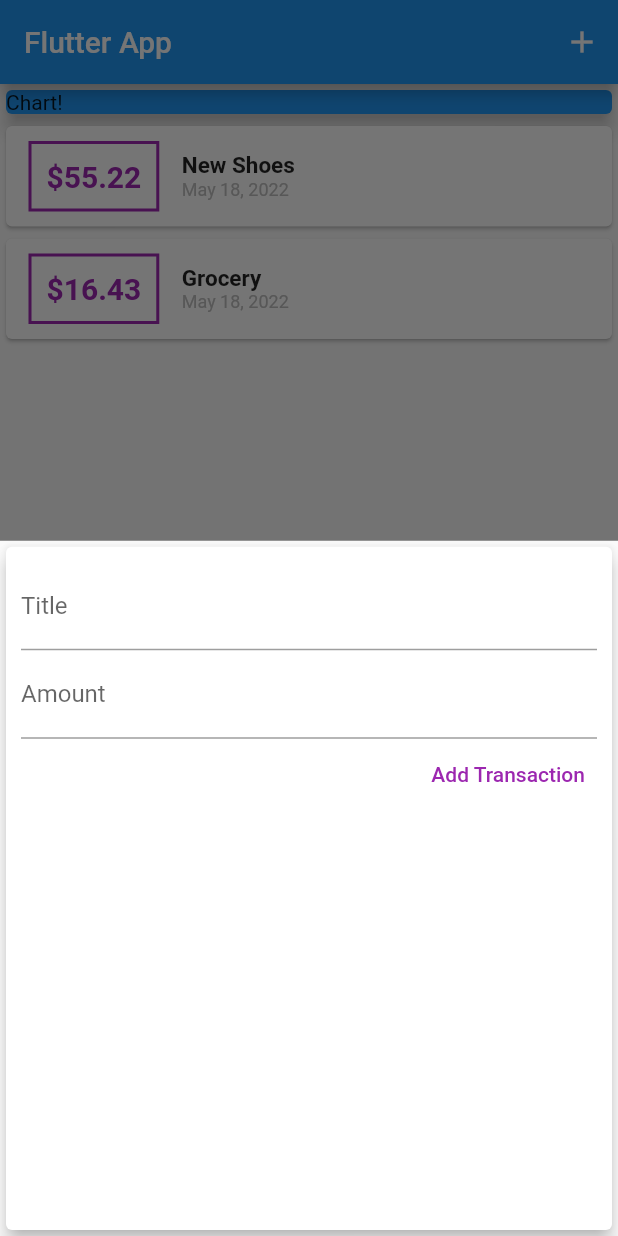
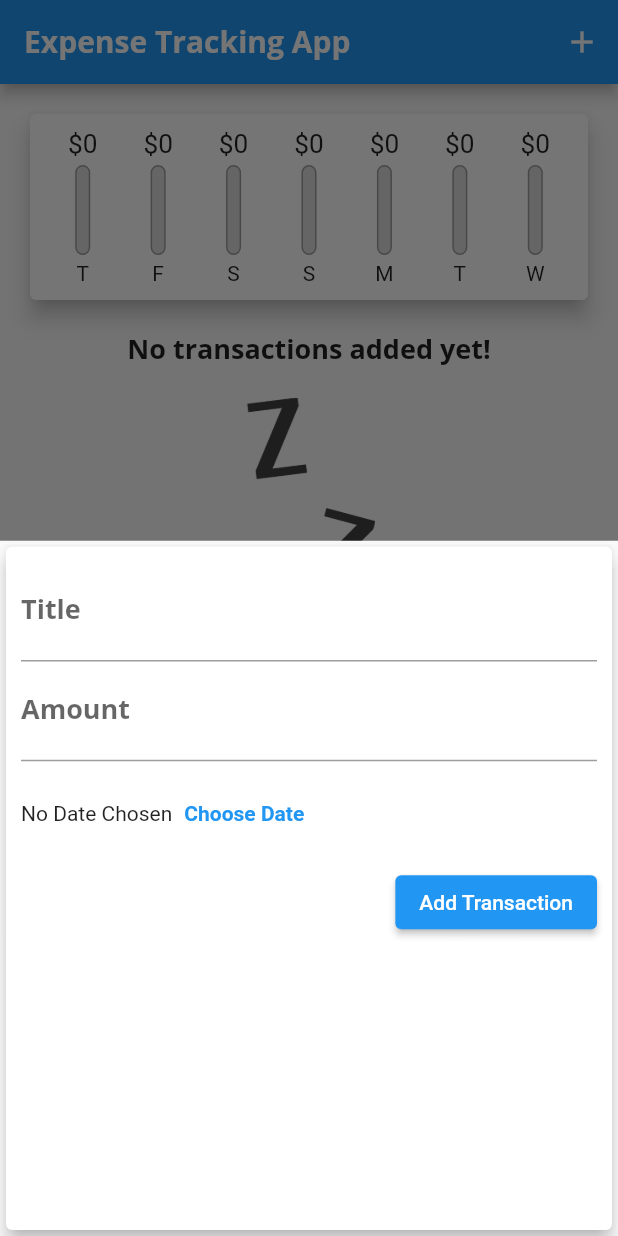
Before and after one commit to hjk1996/udemy_budget_manager_app, a Flutter app: the screen it shows after launch, after a tap on the "add" icon, on a phone screen of 412 x 824 dp. Run offline on Flutter 3.47's test engine with Material 2 defaults, Android fonts, the phone set to English and light mode, and no system bars.

Commit message:
course ends

```diff
--- a/lib/main.dart
+++ b/lib/main.dart
@@ -1,7 +1,8 @@
 import 'package:flutter/material.dart';
-import 'package:udemy_budget_tracking_app/widgets/new_transaction.dart';
-import 'package:udemy_budget_tracking_app/widgets/transaction_list.dart';
 
+import './widgets/chart.dart';
+import './widgets/new_transaction.dart';
+import './widgets/transaction_list.dart';
 import './models/transaction.dart';
 
 void main() => runApp(MyApp());
@@ -11,6 +12,29 @@ class MyApp extends StatelessWidget {
   Widget build(BuildContext context) {
     return MaterialApp(
       title: 'Expense Tracking App',
+      // theme arg를 통해서 app 전체의 테마를 정해줄 수 있음.
+      // 색상, 폰트 등등..
+      theme: ThemeData(
+          // primarySwatch는 theme의 색상으로 사용할 색깔의 집합이라고 볼 수 있음.
+          // theme 색상을 변경하면 맞물려서 설정한 색이 모두 변경됨.
+          primarySwatch: Colors.blue,
+          // colorScheme을 통해 예비색을 설정할 수 있음.
+          colorScheme: ColorScheme.fromSwatch().copyWith(secondary: Colors.red),
+          errorColor: Colors.red,
+          // pubspec.yaml 파일에서 설정해준 font를 사용할 수 있음.
+          fontFamily: 'Quicksand',
+          textTheme: ThemeData.light().textTheme.copyWith(
+              titleMedium: TextStyle(
+                  fontFamily: 'OpenSans',
+                  fontWeight: FontWeight.bold,
+                  fontSize: 18)),
+          // appBar에 대한 theme만 별도로 설정해줄 수도 있음.
+          appBarTheme: AppBarTheme(
+              titleTextStyle: TextStyle(
+                  fontFamily: 'OpenSans',
+                  fontSize: 20,
+                  fontWeight: FontWeight.bold))),
+
       home: MyHomePage(),
     );
   }
@@ -22,27 +46,23 @@ class MyHomePage extends StatefulWidget {
 }
 
 class _MyHomePageState extends State<MyHomePage> {
-  final List<Transaction> _userTransactions = [
-    Transaction(
-      id: 't1',
-      title: 'New Shoes',
-      amount: 55.22,
-      date: DateTime.now(),
-    ),
-    Transaction(
-      id: 't2',
-      title: 'Grocery',
-      amount: 16.43,
-      date: DateTime.now(),
-    ),
-  ];
+  final List<Transaction> _userTransactions = [];
 
-  void _addNewTransaction(String title, double amount) {
+  // 최근 일주일에 추가된 Transaction들
+  List<Transaction> get _recentTransactions {
+    // True를 반환하는 tx로만 리스트를 필터링함.
+    return _userTransactions.where((tx) {
+      // 지난 일주일의 Transaction인지 확인함.
+      return tx.date.isAfter(DateTime.now().subtract(Duration(days: 7)));
+    }).toList();
+  }
+
+  void _addNewTransaction(String title, double amount, DateTime chosenDate) {
     final newTx = Transaction(
         id: DateTime.now().toString(),
         title: title,
         amount: amount,
-        date: DateTime.now());
+        date: chosenDate);
     setState(() {
       _userTransactions.add(newTx);
     });
@@ -61,11 +81,19 @@ class _MyHomePageState extends State<MyHomePage> {
     );
   }
 
+  void _deleteTransaction(String id) {
+    setState(() {
+      _userTransactions.removeWhere((transaction) => transaction.id == id);
+    });
+  }
+
   @override
   Widget build(BuildContext context) {
     return Scaffold(
       appBar: AppBar(
-        title: Text('Flutter App'),
+        title: Text(
+          'Expense Tracking App',
+        ),
         actions: <Widget>[
           IconButton(
             icon: Icon(Icons.add),
@@ -81,19 +109,8 @@ class _MyHomePageState extends State<MyHomePage> {
           mainAxisAlignment: MainAxisAlignment.start,
           crossAxisAlignment: CrossAxisAlignment.stretch,
           children: <Widget>[
-            Container(
-              width: double.infinity,
-              // Card의 크기는 parent의 크기가 명백하게 설정되어 있지 않으면,
-              // child의 크기에 따라 결정된다.
-              child: Card(
-                color: Colors.blue,
-                child: Container(
-                  child: Text('Chart!'),
-                ),
-                elevation: 5,
-              ),
-            ),
-            TransactionList(_userTransactions),
+            Chart(_recentTransactions),
+            TransactionList(_userTransactions, _deleteTransaction),
           ],
         ),
       ),
--- /dev/null
+++ b/lib/widgets/chart.dart
@@ -0,0 +1,78 @@
+import 'package:flutter/material.dart';
+import 'package:intl/intl.dart';
+
+import '../models/transaction.dart';
+import './chart_bar.dart';
+
+class Chart extends StatelessWidget {
+  final List<Transaction> recentTransactions;
+
+  Chart(this.recentTransactions);
+
+  // getter
+  List<Map> get groupedTransactionValues {
+    return List.generate(7, (index) {
+      // subtract는 빼기임.
+      // 현재 시점에서부터 index 일만큼 빼줌
+      final weekDay = DateTime.now().subtract(
+        Duration(days: index),
+      );
+
+      double totalSum = 0.0;
+
+      for (var i = 0; i < recentTransactions.length; i++) {
+        if (recentTransactions[i].date.day == weekDay.day &&
+            recentTransactions[i].date.month == weekDay.month &&
+            recentTransactions[i].date.year == weekDay.year) {
+          totalSum += recentTransactions[i].amount;
+        }
+      }
+
+      // DateFormat.E는 DateTime 객체를 축약된 요일 문자열로 바꿔줌.
+      // 예를 들면. 목요일 -> Thu.
+      return {
+        'day': DateFormat.E().format(weekDay).substring(0, 1),
+        'amount': totalSum
+      };
+    }).reversed.toList();
+  }
+
+  double get totalSpending {
+    // List에서 fold는 누적합을 구하기 위해서 사용함.
+    // 첫번째 arg는 시작값이고, 두번째 arg는
+    return groupedTransactionValues.fold(0.0, (sum, item) {
+      return sum + item['amount'];
+    });
+  }
+
+  @override
+  Widget build(BuildContext context) {
+    return Card(
+      elevation: 6,
+      margin: EdgeInsets.all(20),
+      child: Padding(
+        padding: EdgeInsets.all(10),
+        child: Row(
+          children: <Widget>[
+            ...groupedTransactionValues.map(
+              // Flexible widget을 통해 Row의 각 아이템이 같은 공간을 가지게 한다.
+              // Flexible widget은 Row나 Column과 같이 여러 아이템을 받는 widget에서 사용할 수 있다.
+              (d) => Flexible(
+                // Flexible의 fit을 tight로 설정해주면 Row의 아이템들이 남은 공간을 차지하도록 강제로 늘리고
+                // fit을 loose로 설정하면 Row의 아이템들이 필요한 공간만 차지하게 된다.
+                fit: FlexFit.tight,
+                child: ChartBar(
+                  label: d['day'],
+                  spendingAmount: d['amount'],
+                  spendingPctOfTotal:
+                      totalSpending == 0.0 ? 0.0 : d['amount'] / totalSpending,
+                ),
+              ),
+            )
+          ],
+          mainAxisAlignment: MainAxisAlignment.spaceAround,
+        ),
+      ),
+    );
+  }
+}
--- /dev/null
+++ b/lib/widgets/chart_bar.dart
@@ -0,0 +1,59 @@
+import 'package:flutter/material.dart';
+
+class ChartBar extends StatelessWidget {
+  final String label;
+  final double spendingAmount;
+  final double spendingPctOfTotal;
+
+  ChartBar({
+    required this.label,
+    required this.spendingAmount,
+    required this.spendingPctOfTotal,
+  });
+
+  @override
+  Widget build(BuildContext context) {
+    return Column(
+      children: <Widget>[
+        // FittedBox는 container의 사이즈에 fit하게 알아서 child의 크기를 조정함.
+        Container(
+            height: 20,
+            child: FittedBox(
+                child: Text('\$${spendingAmount.toStringAsFixed(0)}'))),
+        SizedBox(
+          height: 4,
+        ),
+        Container(
+          height: 60,
+          width: 10,
+          // Stack Widget은 widget을 겹쳐서 렌더링할 수 있게 해주는 widget임.
+
+          child: Stack(
+            children: <Widget>[
+              Container(
+                decoration: BoxDecoration(
+                  border: Border.all(color: Colors.grey, width: 1.0),
+                  color: Color.fromRGBO(220, 220, 220, 1),
+                  borderRadius: BorderRadius.circular(10),
+                ),
+              ),
+              FractionallySizedBox(
+                heightFactor: spendingPctOfTotal,
+                child: Container(
+                  decoration: BoxDecoration(
+                    color: Theme.of(context).primaryColor,
+                    borderRadius: BorderRadius.circular(10),
+                  ),
+                ),
+              )
+            ],
+          ),
+        ),
+        SizedBox(
+          height: 4,
+        ),
+        Text(label),
+      ],
+    );
+  }
+}
--- a/lib/widgets/new_transaction.dart
+++ b/lib/widgets/new_transaction.dart
@@ -1,4 +1,5 @@
 import 'package:flutter/material.dart';
+import 'package:intl/intl.dart';
 
 class NewTransaction extends StatefulWidget {
   final Function handlePress;
@@ -9,26 +10,57 @@ class NewTransaction extends StatefulWidget {
   State<NewTransaction> createState() => _NewTransactionState();
 }
 
+//Controller의 state가 변하므로 StatefulWidget으로 만들어줘야함.
 class _NewTransactionState extends State<NewTransaction> {
   // Controller는 입력 필드의 입력을 관리해주는 역할을 함.
   // input에 대한 state를 관리함.
-  final titleController = TextEditingController();
-  final amountController = TextEditingController();
+  final _titleController = TextEditingController();
+  final _amountController = TextEditingController();
+  DateTime? _selectedDate;
 
-  void submitData() {
-    final enteredTitle = titleController.text;
-    final enteredAmount = double.parse(amountController.text);
+  void _submitData() {
+    if (_amountController.text.isEmpty) {
+      return;
+    }
 
-    if (enteredTitle.isEmpty || enteredAmount <= 0) {
+    final enteredTitle = _titleController.text;
+    final enteredAmount = double.parse(_amountController.text);
+
+    if (enteredTitle.isEmpty || enteredAmount <= 0 || _selectedDate == null) {
       return;
     }
 
     // NewTransaction과 _NewTransactionState가 연결되어 있으므로
     // widget을 통해 NewTransaction의 method와 property에 접근할 수 있음.
-    widget.handlePress(enteredTitle, enteredAmount);
+    widget.handlePress(enteredTitle, enteredAmount, _selectedDate);
 
     // 가장 위의 스크린(widget)을 닫음.
+    // context argumnet 역시 widget과 마찬가지로 StatefulWidget과 연결되어 있어서 사용할 수 있음.
     Navigator.of(context).pop();
+  }
+
+  void _presentDatePicker() {
+    // showDatePicker 함수는 future임.
+    // 왜냐하면 창만 띄웠지 값을 반환하는 것은 유저가 submit해야 하기 떄문에.
+    // 따라서 then을 사용해서 비동기 처리를 해줄 수 있음.
+    showDatePicker(
+      context: context,
+      // DatePicker창 열었을 때 처음 선택되어 있는 date
+      initialDate: DateTime.now(),
+      // DatePicker 창에서 선택할 수 있는 가장 빠른 date
+      firstDate: DateTime(2015),
+      // DatePicker 창에서 선택할 수 있는 가장 느린 date
+      lastDate: DateTime.now(),
+    ).then(
+      (value) {
+        if (value == null) {
+          return;
+        }
+        setState(() {
+          _selectedDate = value;
+        });
+      },
+    );
   }
 
   @override
@@ -44,21 +76,47 @@ class _NewTransactionState extends State<NewTransaction> {
             TextField(
               decoration: InputDecoration(labelText: 'Title'),
               // controller를 전달해주면 해당 컨트롤러가 입력을 관리해줌.
-              controller: titleController,
-              onSubmitted: (_) => submitData(),
+              controller: _titleController,
+              onSubmitted: (_) => _submitData(),
             ),
             TextField(
               decoration: InputDecoration(labelText: 'Amount'),
-              controller: amountController,
+              controller: _amountController,
               // TextField의 keyboardType 인자를 통해 어떤 종류의 키보드가 팝업될 것인지 정할 수 있음.
               keyboardType: TextInputType.number,
               // onSubmitted는 String value를 받는 void callback을 기대하고 있음.
-              onSubmitted: (_) => submitData(),
+              onSubmitted: (_) => _submitData(),
             ),
-            TextButton(
-              child: Text('Add Transaction'),
-              style: TextButton.styleFrom(primary: Colors.purple),
-              onPressed: submitData,
+            Container(
+              height: 70,
+              child: Row(
+                children: <Widget>[
+                  // null이 아닌지 조건문을 통해서 체크하므로 !을 붙여서 null이 아니란 것을 보증해줄 수 있음.
+                  Text(_selectedDate == null
+                      ? 'No Date Chosen'
+                      : DateFormat.yMd().format(_selectedDate!)),
+                  TextButton(
+                    style: TextButton.styleFrom(
+                      primary: Theme.of(context).primaryColor,
+                    ),
+                    child: Text(
+                      'Choose Date',
+                      style: TextStyle(fontWeight: FontWeight.bold),
+                    ),
+                    onPressed: _presentDatePicker,
+                  )
+                ],
+              ),
+            ),
+            ElevatedButton(
+              child: Text(
+                'Add Transaction',
+                style: TextStyle(color: Colors.white),
+              ),
+              style: TextButton.styleFrom(
+                primary: Theme.of(context).primaryColor,
+              ),
+              onPressed: _submitData,
             ),
           ],
         ),
--- a/lib/widgets/transaction_list.dart
+++ b/lib/widgets/transaction_list.dart
@@ -5,13 +5,14 @@ import '../models/transaction.dart';
 
 class TransactionList extends StatelessWidget {
   final List<Transaction> userTransactions;
+  final Function deleteTransaction;
 
-  TransactionList(this.userTransactions);
+  TransactionList(this.userTransactions, this.deleteTransaction);
 
   @override
   Widget build(BuildContext context) {
     return Container(
-      height: 300,
+      height: 450,
       // ListView는 Column과 SingleChildScrollView가 합쳐진 위젯이라고 생각하면 편함.
       // ListView는 default size가 infinite이기 때문에
       // 상위 위젯에서 너비나 높이를 설정해줘야함.
@@ -19,57 +20,60 @@ class TransactionList extends StatelessWidget {
       // ListView.builder()는 visible한 item만 render 한다는 차이점이 있음.
       // 길이수가 확정되어 있지 않고 긴 리스트가 예상될 경우 ListView.builder를 사용하는 것이 좋고
       // 리스트가 길지 않고 리스트에 있는 아이템의 수가 몇개인지 사전에 파악가능한 경우 그냥 ListView를 사용하는 것이 좋음.
-      child: ListView.builder(
+      child: userTransactions.isEmpty
+          ? Column(
+              children: <Widget>[
+                Text(
+                  'No transactions added yet!',
+                  style: Theme.of(context).textTheme.titleMedium,
+                ),
+                // 스페이싱을 위한 빈상자.
+                SizedBox(
+                  height: 20,
+                ),
+                Container(
+                    // fit을 BoxFit.cover로 설정해주면서 Image를 감싸고 있는 Container 크기로
+                    // 이미지 사이즈를 변경할 수 있음.
+                    child: Image.asset(
+                  'assets/images/waiting.png',
+                  fit: BoxFit.cover,
+                  height: 200,
+                ))
+              ],
+            )
+          : ListView.builder(
               // itemBuilder는 리스트 안의 각 item을 어떻게 각기 렌더링할까 정해주는 함수를 전달해줘야함.
               itemBuilder: (ctx, idx) {
                 return Card(
-            child: Row(children: <Widget>[
-              // Container는 content의 크기에 따라 크기가 변함.
-              Container(
-                // EdgeInsets는 padding이나 margin을 설정하기 위해 사용함.
                   margin: EdgeInsets.symmetric(
-                  vertical: 10,
-                  horizontal: 15,
+                    vertical: 8,
+                    horizontal: 5,
                   ),
-                decoration: BoxDecoration(
-                    border: Border.all(
-                  color: Colors.purple,
-                  width: 2,
-                )),
-                padding: EdgeInsets.all(10),
-                child: Text(
-                  // toStringAsFixed는 소수점 둘째 자리까지 반올림한 숫자를 String을 반환함.
-                  '\$${userTransactions[idx].amount.toStringAsFixed(2)}',
-                  style: TextStyle(
-                    fontWeight: FontWeight.bold,
-                    fontSize: 20,
-                    color: Colors.purple,
+                  elevation: 5,
+                  child: ListTile(
+                    // leading은 최자측 아이콘
+                    leading: CircleAvatar(
+                      radius: 30,
+                      child: Padding(
+                        padding: EdgeInsets.all(6),
+                        child: FittedBox(
+                            child: Text('\$${userTransactions[idx].amount}')),
                       ),
                     ),
-              ),
-              Column(
-                children: <Widget>[
-                  Text(
-                    userTransactions[idx].title,
-                    style: TextStyle(
-                      fontWeight: FontWeight.bold,
-                      fontSize: 15,
+                    // title은 중앙의 메인 텍스트
+                    title: Text(userTransactions[idx].title,
+                        style: Theme.of(context).textTheme.titleMedium),
+                    // subtitle은 메인 텍스트 밑에 있는 서브텍스트
+                    subtitle: Text(
+                        DateFormat.yMMMd().format(userTransactions[idx].date)),
+                    trailing: IconButton(
+                      icon: Icon(Icons.delete),
+                      color: Theme.of(context).errorColor,
+                      onPressed: () {
+                        deleteTransaction(userTransactions[idx].id);
+                      },
                     ),
                   ),
-                  Text(
-                    //intl의 DateFormat package
-                    // 자세한 포맷은 아래 링크에서 확인
-                    // https://pub.dev/documentation/intl/latest/intl/DateFormat-class.html
-                    DateFormat.yMMMMd().format(userTransactions[idx].date),
-                    style: TextStyle(
-                      fontSize: 12,
-                      color: Colors.grey[400],
-                    ),
-                  )
-                ],
-                crossAxisAlignment: CrossAxisAlignment.start,
-              )
-            ]),
                 );
               },
               // itemCount로 전체 list이 길이가 얼마나 되는지 명시해줘야함.
```
Also changed, not shown: pubspec.yaml (+16 -7 lines), assets/fonts/OpenSans-Bold.ttf (added), assets/fonts/OpenSans-Regular.ttf (added), assets/fonts/Quicksand-Bold.ttf (added), assets/fonts/Quicksand-Light.ttf (added), assets/fonts/Quicksand-Medium.ttf (added), assets/fonts/Quicksand-Regular.ttf (added), assets/images/waiting.png (added), 2 other files. Lines whose indentation alone changed are shown as unchanged.
